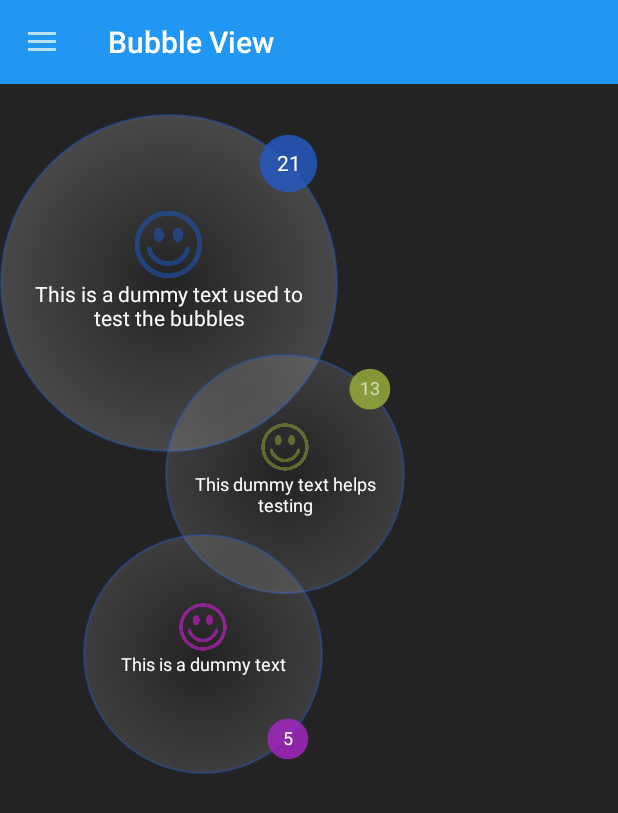
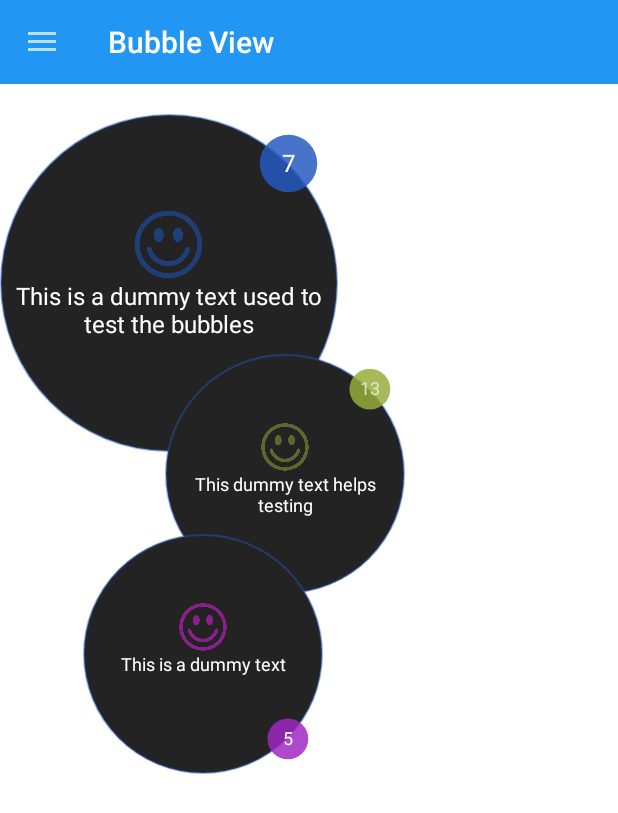
Before and after one commit to Siziksu/AndroidCanvasAndCustomViews, an Android app: the fragment BubbleViewFragment placed in its activity, on a phone screen of 412 x 824 dp. Shown: the top 813 px of the screen. Run offline under Robolectric (Android 15) with nearby library versions, the light colour scheme and no system bars.

Commit message:
BubbleView updated, now can be configured programmatically

```diff
--- a/app/src/main/java/com/siziksu/canvas/ui/commons/ActivityCommon.java
+++ b/app/src/main/java/com/siziksu/canvas/ui/commons/ActivityCommon.java
@@ -54,4 +54,44 @@ public class ActivityCommon {
   public void showMessage(String message) {
     Toast.makeText(context, message, Toast.LENGTH_SHORT).show();
   }
+
+  /**
+   * Converts a value into sp unit
+   *
+   * @param value the value to convert
+   * @return the value in sp
+   */
+  public int valueToSp(float value) {
+    return dpToPx(value);
+  }
+
+  /**
+   * Converts a value into dp unit
+   *
+   * @param value the value to convert
+   * @return the value in dp
+   */
+  public int valueToDp(float value) {
+    return dpToPx(value);
+  }
+
+  /**
+   * Converts dp units into px
+   *
+   * @param dp the value to convert
+   * @return the value in px
+   */
+  public int dpToPx(float dp) {
+    return (int) (dp * (context.getResources().getDisplayMetrics().densityDpi / 160f));
+  }
+
+  /**
+   * Converts px units into dp
+   *
+   * @param px the value to convert
+   * @return the value in dp
+   */
+  public int pxToDp(float px) {
+    return (int) (px / (context.getResources().getDisplayMetrics().densityDpi / 160f));
+  }
 }
--- a/app/src/main/java/com/siziksu/canvas/ui/fragment/BubbleViewFragment.java
+++ b/app/src/main/java/com/siziksu/canvas/ui/fragment/BubbleViewFragment.java
@@ -1,15 +1,19 @@
 package com.siziksu.canvas.ui.fragment;
 
 import android.app.Activity;
+import android.graphics.Typeface;
 import android.os.Bundle;
 import android.support.v4.app.Fragment;
+import android.support.v4.content.ContextCompat;
 import android.view.LayoutInflater;
 import android.view.View;
 import android.view.ViewGroup;
 import android.widget.Toast;
 
 import com.siziksu.canvas.R;
+import com.siziksu.canvas.ui.commons.ActivityCommon;
 import com.siziksu.canvas.ui.manager.ContentManager;
+import com.siziksu.canvas.ui.view.BubbleView;
 
 public class BubbleViewFragment extends Fragment implements View.OnClickListener {
 
@@ -38,9 +42,25 @@ public class BubbleViewFragment extends Fragment implements View.OnClickListener
 
     ContentManager.getInstance().setTagAndTitle(this, FragmentTag.BUBBLE_VIEW);
 
-    getActivity().findViewById(R.id.bubbleView1).setOnClickListener(this);
-    getActivity().findViewById(R.id.bubbleView2).setOnClickListener(this);
-    getActivity().findViewById(R.id.bubbleView3).setOnClickListener(this);
+    BubbleView bubble1 = (BubbleView) getActivity().findViewById(R.id.bubbleView1);
+    BubbleView bubble2 = (BubbleView) getActivity().findViewById(R.id.bubbleView2);
+    BubbleView bubble3 = (BubbleView) getActivity().findViewById(R.id.bubbleView3);
+
+    bubble1.setBubbleBackground(ContextCompat.getDrawable(getActivity(), R.drawable.bubble_circle));
+    bubble1.setCategoryDrawable(ContextCompat.getDrawable(getActivity(), R.drawable.face_blue));
+    bubble1.setText(getString(R.string.bubble_temp_text1));
+    bubble1.setTextColor(getResources().getColor(R.color.white));
+    bubble1.setTextSize(ActivityCommon.getInstance(getActivity()).valueToSp(16));
+    bubble1.setTextStyle(Typeface.NORMAL);
+    bubble1.setTextPadding(ActivityCommon.getInstance(getActivity()).valueToDp(20));
+    bubble1.setMiniBubbleValue(7);
+    bubble1.setMiniBubbleColor(0xd7275ac1);
+    bubble1.setMiniBubbleTextColor(getResources().getColor(R.color.white));
+    bubble1.setMiniBubblePosition(BubbleView.TOP_RIGHT);
+
+    bubble1.setOnClickListener(this);
+    bubble2.setOnClickListener(this);
+    bubble3.setOnClickListener(this);
   }
 
   @Override
--- a/app/src/main/java/com/siziksu/canvas/ui/view/BubbleView.java
+++ b/app/src/main/java/com/siziksu/canvas/ui/view/BubbleView.java
@@ -13,30 +13,21 @@ import android.text.Layout;
 import android.text.StaticLayout;
 import android.text.TextPaint;
 import android.util.AttributeSet;
-import android.util.Log;
 import android.view.View;
 
 import com.siziksu.canvas.R;
 
 public class BubbleView extends View {
 
-  private static boolean LOG = false;
-
-  private static final int TOP_LEFT = 0;
-  private static final int TOP_RIGHT = 1;
-  private static final int BOTTOM_LEFT = 2;
-  private static final int BOTTOM_RIGHT = 3;
+  public static final int TOP_LEFT = 0;
+  public static final int TOP_RIGHT = 1;
+  public static final int BOTTOM_LEFT = 2;
+  public static final int BOTTOM_RIGHT = 3;
 
   private int layout_height = 0;
   private int layout_width = 0;
 
   private int radius;
-  private int diameter;
-
-  private float cx;
-  private float cy;
-  private float cos;
-  private float sin;
 
   private int miniBubbleAngle;
   private float miniBubbleRadius;
@@ -48,7 +39,7 @@ public class BubbleView extends View {
   private int miniBubbleValue = 0;
   private Paint miniItemsPaint = new Paint();
   private int miniBubbleTextColor = 0xAAFFFFFF;
-  private int miniBubblePosition;
+  private int miniBubblePosition = -45;
 
   private String text;
   private int textStyle = Typeface.NORMAL;
@@ -56,12 +47,12 @@ public class BubbleView extends View {
   private float textSize = 30;
   private TextPaint textPaint = new TextPaint();
 
-  private float bubbleTextPadding = 0;
+  private float textPadding = 0;
   private float bubbleHorizontalCompensation = 0;
   private int bubbleVerticalCompensation = 0;
   private Drawable bubbleBackgroundDrawable;
 
-  private Drawable categoryDrawable;
+  private Drawable bubbleCategoryDrawable;
 
   public BubbleView(Context context) {
     super(context);
@@ -100,15 +91,14 @@ public class BubbleView extends View {
     textColor = attributes.getColor(R.styleable.BubbleView_android_textColor, textColor);
     textSize = attributes.getDimension(R.styleable.BubbleView_android_textSize, textSize);
     textStyle = attributes.getInteger(R.styleable.BubbleView_android_textStyle, textStyle);
-    bubbleTextPadding = attributes.getDimension(R.styleable.BubbleView_bubbleTextPadding, bubbleTextPadding);
+    textPadding = attributes.getDimension(R.styleable.BubbleView_bubbleTextPadding, textPadding);
     bubbleBackgroundDrawable = attributes.getDrawable(R.styleable.BubbleView_bubbleBackground);
-    categoryDrawable = attributes.getDrawable(R.styleable.BubbleView_bubbleCategoryDrawable);
+    bubbleCategoryDrawable = attributes.getDrawable(R.styleable.BubbleView_bubbleCategoryDrawable);
     miniBubbleValue = attributes.getInteger(R.styleable.BubbleView_bubbleMiniValue, miniBubbleValue);
     miniBubbleColor = attributes.getColor(R.styleable.BubbleView_bubbleMiniColor, miniBubbleColor);
     miniBubbleTextColor = attributes.getColor(R.styleable.BubbleView_bubbleMiniTextColor, miniBubbleTextColor);
     miniBubblePosition = attributes.getInteger(R.styleable.BubbleView_bubbleMiniPosition, miniBubblePosition);
     attributes.recycle();
-    logAttributes();
   }
 
   @Override
@@ -130,13 +120,13 @@ public class BubbleView extends View {
 
   private void setup() {
     setMiniBubbleAngle();
-    cx = layout_width / 2;
-    cy = layout_height / 2;
+    float cx = layout_width / 2;
+    float cy = layout_height / 2;
     calculateCompensations();
-    diameter = Math.min(layout_width, layout_height);
+    int diameter = Math.min(layout_width, layout_height);
     radius = diameter / 2;
-    cos = (float) Math.cos(Math.toRadians(miniBubbleAngle));
-    sin = (float) Math.sin(Math.toRadians(miniBubbleAngle));
+    float cos = (float) Math.cos(Math.toRadians(miniBubbleAngle));
+    float sin = (float) Math.sin(Math.toRadians(miniBubbleAngle));
     miniBubbleRadius = (float) (diameter * 0.085); // 8.5% of the diameter
     miniBubbleCx = cx + radius * cos;
     miniBubbleCy = cy + radius * sin;
@@ -148,20 +138,19 @@ public class BubbleView extends View {
           layout_height - (bubbleVerticalCompensation / 2)
       );
     }
-    if (categoryDrawable != null) {
+    if (bubbleCategoryDrawable != null) {
       float categoryDrawableDimension = (float) (diameter * 0.225);
       float categoryX = cx - categoryDrawableDimension / 2;
       float categoryY = cy - categoryDrawableDimension;
       float categoryWidth = categoryX + categoryDrawableDimension;
       float categoryHeight = categoryY + categoryDrawableDimension;
-      categoryDrawable.setBounds(
+      bubbleCategoryDrawable.setBounds(
           (int) categoryX,
           (int) categoryY,
           (int) categoryWidth,
           (int) categoryHeight
       );
     }
-    logSetup();
   }
 
   private void setMiniBubbleAngle() {
@@ -187,7 +176,6 @@ public class BubbleView extends View {
       if (layout_height > layout_width) {
         bubbleVerticalCompensation = layout_height - layout_width;
       }
-      logCompensations();
     }
   }
 
@@ -217,8 +205,8 @@ public class BubbleView extends View {
     if (bubbleBackgroundDrawable != null) {
       bubbleBackgroundDrawable.draw(canvas);
     }
-    if (categoryDrawable != null) {
-      categoryDrawable.draw(canvas);
+    if (bubbleCategoryDrawable != null) {
+      bubbleCategoryDrawable.draw(canvas);
     }
     if (miniBubbleValue != 0) {
       canvas.drawCircle(miniBubbleCx, miniBubbleCy, miniBubbleRadius, miniBubblePaint);
@@ -230,7 +218,7 @@ public class BubbleView extends View {
   }
 
   public void drawMultiLineEllipsizedText(final Canvas canvas, final TextPaint textPaint, final String text, int layout_width) {
-    int width = layout_width - (int) bubbleTextPadding - (int) bubbleHorizontalCompensation;
+    int width = layout_width - (int) textPadding - (int) bubbleHorizontalCompensation;
     StaticLayout layout = new StaticLayout(text, textPaint, width, Layout.Alignment.ALIGN_NORMAL, 1.0f, 0.0f, false);
     canvas.save();
     float x = radius + bubbleHorizontalCompensation / 2;
@@ -240,40 +228,53 @@ public class BubbleView extends View {
     canvas.restore();
   }
 
-  private void logSetup() {
-    if (LOG) {
-      String log = "{\ndiameter " + diameter;
-      log += "\nradius " + radius;
-      log += "\nlayout_width " + layout_width;
-      log += "\nlayout_height " + layout_height;
-      log += "\ncenter " + cx + "," + cy;
-      log += "\ncos(" + miniBubbleAngle + ") = " + cos;
-      log += "\nsin(" + miniBubbleAngle + ") = " + sin;
-      log += "\nmini radius " + miniBubbleRadius;
-      log += "\nmini center " + miniBubbleCx + "," + miniBubbleCy;
-      log += "\n}";
-      Log.wtf("CUSTOM VIEW", log);
-    }
+  public void setBubbleBackground(Drawable drawable) {
+    this.bubbleBackgroundDrawable = drawable;
   }
 
-  private void logAttributes() {
-    if (LOG) {
-      String log = "{\ntext " + text;
-      log += "\ntextColor " + textColor;
-      log += "\ntextSize " + textSize;
-      log += "\ntextStyle " + textStyle;
-      log += "\nbubbleTextPadding " + bubbleTextPadding;
-      log += "\n}";
-      Log.wtf("CUSTOM VIEW", log);
-    }
+  public void setCategoryDrawable(Drawable drawable) {
+    this.bubbleCategoryDrawable = drawable;
   }
 
-  private void logCompensations() {
-    if (LOG) {
-      String log = "{\nbubbleHorizontalCompensation " + bubbleHorizontalCompensation;
-      log += "\nbubbleVerticalCompensation " + bubbleVerticalCompensation;
-      log += "\n}";
-      Log.wtf("CUSTOM VIEW", log);
-    }
+  public void setText(String text) {
+    this.text = text;
+  }
+
+  public void setTextColor(int color) {
+    this.textColor = color;
+  }
+
+  public void setTextSize(float size) {
+    this.textSize = size;
+  }
+
+  public void setTextStyle(int style) {
+    this.textStyle = style;
+  }
+
+  public void setTextPadding(float padding) {
+    this.textPadding = padding;
+  }
+
+  /**
+   * Sets the number of items that the bubble will show
+   */
+  public void setMiniBubbleValue(int value) {
+    this.miniBubbleValue = value;
+  }
+
+  public void setMiniBubbleColor(int color) {
+    this.miniBubbleColor = color;
+  }
+
+  public void setMiniBubbleTextColor(int color) {
+    this.miniBubbleTextColor = color;
+  }
+
+  /**
+   * Sets the position of the mini bubble using BubbleView constants (TOP_LEFT, TOP_RIGHT, BOTTOM_LEFT, BOTTOM_RIGHT)
+   */
+  public void setMiniBubblePosition(int position) {
+    this.miniBubblePosition = position;
   }
 }
--- a/app/src/main/res/drawable/bubble_circle.xml
+++ b/app/src/main/res/drawable/bubble_circle.xml
@@ -2,16 +2,11 @@
 <shape xmlns:android="http://schemas.android.com/apk/res/android"
        android:shape="oval">
 
-  <size android:height="512px" android:width="512px"/>
+  <size
+    android:height="512px"
+    android:width="512px" />
   <stroke
-      android:color="#75275ac1"
-      android:width="1dp" />
-  <gradient
-      android:type="radial"
-      android:centerX="0.5"
-      android:centerY="0.5"
-      android:startColor="#00ffffff"
-      android:centerColor="#36ffffff"
-      android:endColor="#d2ffffff"
-      android:gradientRadius="280dp" />
+    android:color="#75275ac1"
+    android:width="1dp" />
+  <solid android:color="#ff232323" />
 </shape>
--- a/app/src/main/res/layout-land/fragment_bubble_view.xml
+++ b/app/src/main/res/layout-land/fragment_bubble_view.xml
@@ -2,8 +2,7 @@
 <ScrollView xmlns:android="http://schemas.android.com/apk/res/android"
             xmlns:attr="http://schemas.android.com/apk/res-auto"
             android:layout_width="match_parent"
-            android:layout_height="match_parent"
-            android:background="@color/dark">
+            android:layout_height="match_parent">
 
   <RelativeLayout
       android:layout_width="match_parent"
--- a/app/src/main/res/layout/fragment_bubble_view.xml
+++ b/app/src/main/res/layout/fragment_bubble_view.xml
@@ -2,8 +2,7 @@
 <ScrollView xmlns:android="http://schemas.android.com/apk/res/android"
             xmlns:attr="http://schemas.android.com/apk/res-auto"
             android:layout_width="match_parent"
-            android:layout_height="match_parent"
-            android:background="@color/dark">
+            android:layout_height="match_parent">
 
   <RelativeLayout
       android:layout_width="match_parent"
```
